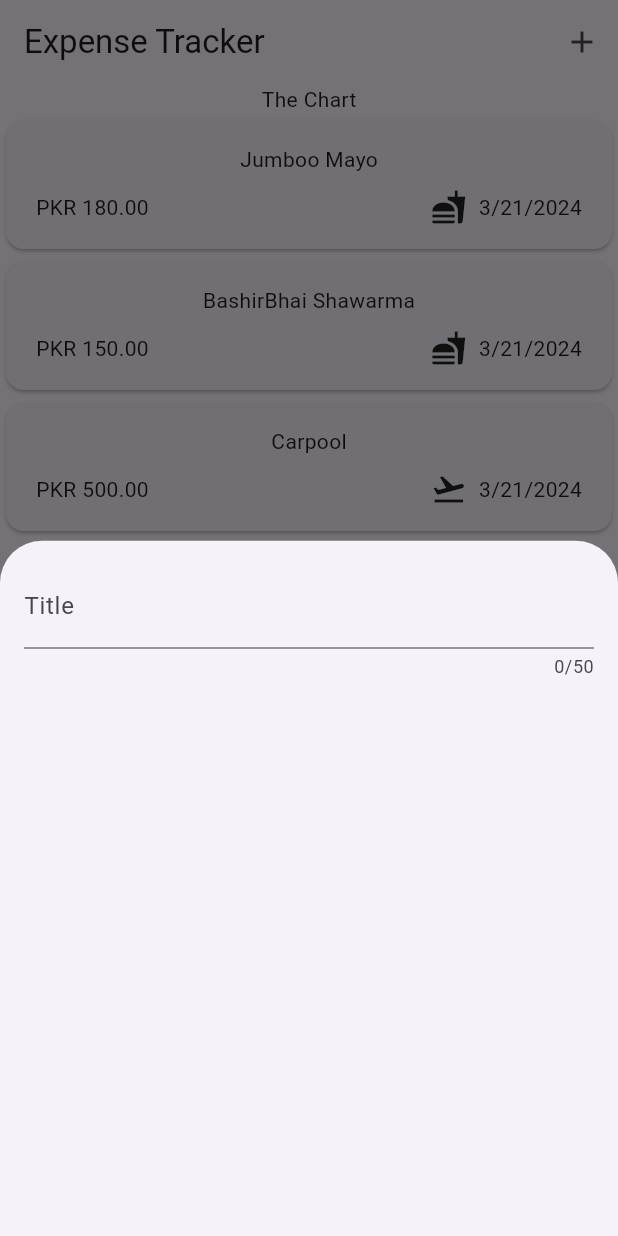
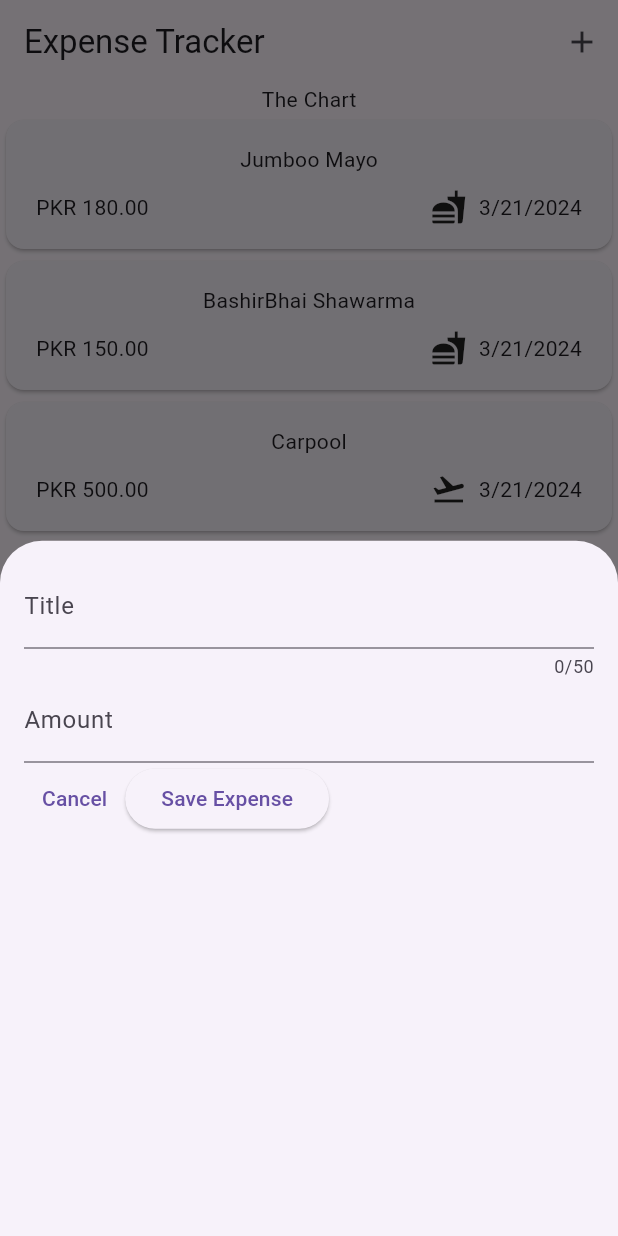
Before and after one commit to D1abol1cal/expense_tracker, a Flutter app: the screen it shows after launch, after a tap on the "add" icon, on a phone screen of 412 x 824 dp. Run offline on Flutter 3.47's test engine with Material 3 defaults, Android fonts, the phone set to English and light mode, and no system bars.

Commit message:
managing text Input in TextField using TextControllers and closing the modal overlay with the cancel button

```diff
--- a/lib/widgets/new_expense.dart
+++ b/lib/widgets/new_expense.dart
@@ -1,4 +1,5 @@
 import 'package:flutter/material.dart';
+import 'package:flutter/services.dart';
 
 class NewExpense extends StatefulWidget {
   const NewExpense({super.key});
@@ -10,19 +11,56 @@ class NewExpense extends StatefulWidget {
 }
 
 class _NewExpenseState extends State<NewExpense> {
+  final _titleController = TextEditingController();
+  final _amountController = TextEditingController();
+
+  @override
+  void dispose() {
+    _titleController.dispose();
+    _amountController.dispose();
+    super.dispose();
+  }
+
   @override
   Widget build(BuildContext context) {
-    return const Padding(
-      padding: EdgeInsets.all(16),
+    return Padding(
+      padding: const EdgeInsets.all(16),
       child: Column(
         children: [
           TextField(
+            controller: _titleController,
             maxLength: 50,
             keyboardType: TextInputType.text,
-            decoration: InputDecoration(
+            decoration: const InputDecoration(
               label: Text('Title'),
             ),
           ),
+          TextField(
+            controller: _amountController,
+            keyboardType: TextInputType.number,
+            decoration: const InputDecoration(
+              label: Text('Amount'),
+              prefixText: '\$ ',
+            ),
+            inputFormatters: <TextInputFormatter>[
+              FilteringTextInputFormatter.allow(RegExp(r'^\d+\.?\d{0,2}')),
+            ],
+          ),
+          Row(
+            children: [
+              TextButton(
+                onPressed: () {
+                  Navigator.pop(context);
+                },
+                child: const Text('Cancel'),
+              ),
+              ElevatedButton(
+                  onPressed: () {
+                    print(_titleController.text + _amountController.text);
+                  },
+                  child: const Text('Save Expense'))
+            ],
+          )
         ],
       ),
     );
```
